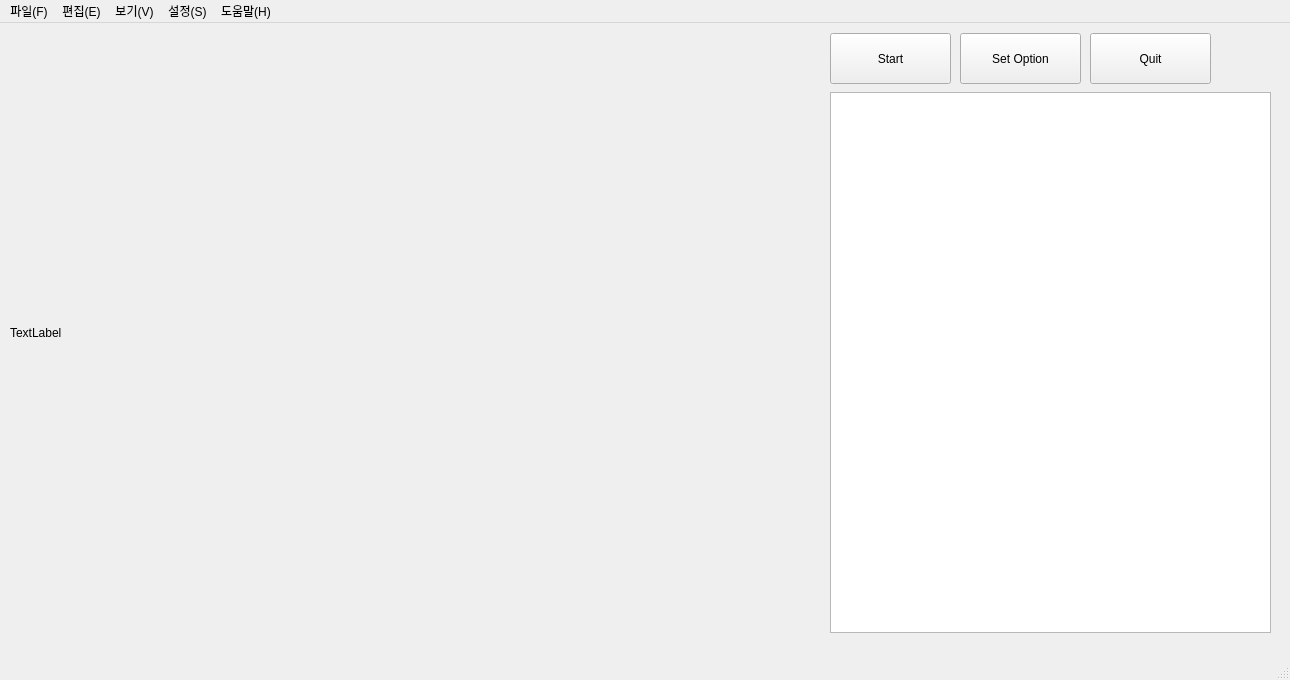
Before: the Qt Designer form main.ui in synml/motion-detector, drawn with Qt 5.
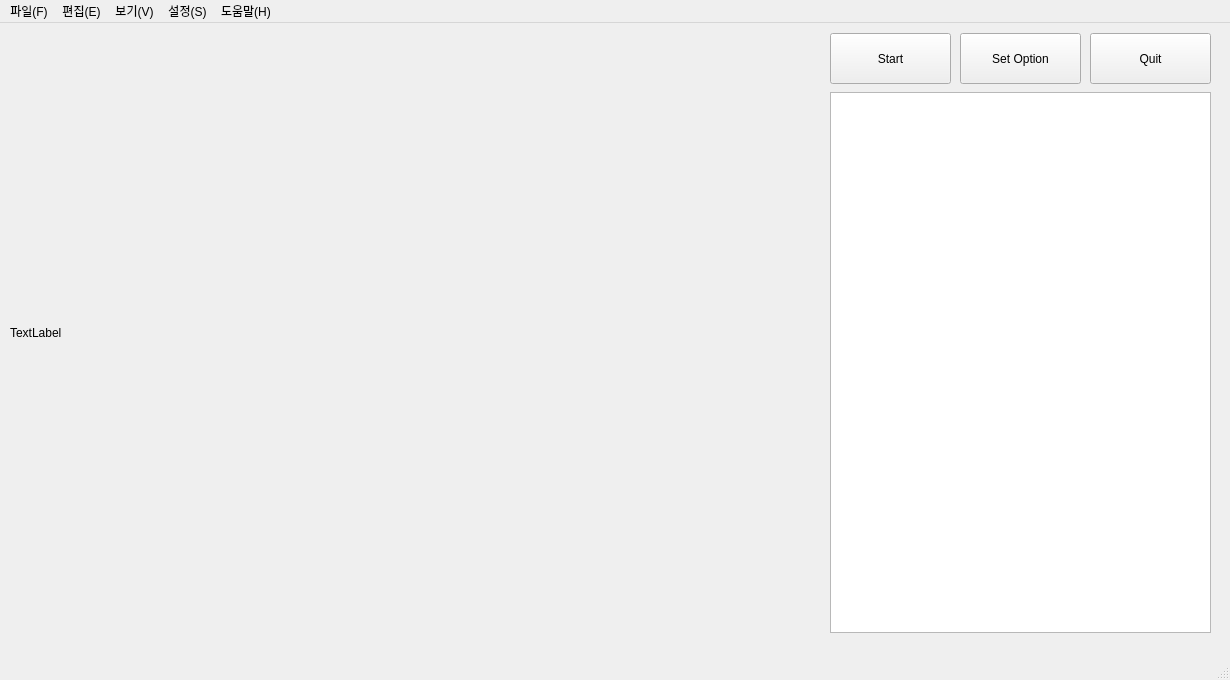
After: the same form once the commit is applied. Icons and pictures are not drawn.

Commit message: ui: main window 크기 변경

The edit to the form file:
```diff
--- a/main.ui
+++ b/main.ui
@@ -6,19 +6,19 @@
    <rect>
     <x>0</x>
     <y>0</y>
-    <width>1290</width>
+    <width>1230</width>
     <height>680</height>
    </rect>
   </property>
   <property name="minimumSize">
    <size>
-    <width>1290</width>
+    <width>1230</width>
     <height>680</height>
    </size>
   </property>
   <property name="maximumSize">
    <size>
-    <width>1290</width>
+    <width>1230</width>
     <height>680</height>
    </size>
   </property>
@@ -62,7 +62,7 @@
      <rect>
       <x>830</x>
       <y>69</y>
-      <width>441</width>
+      <width>381</width>
       <height>541</height>
      </rect>
     </property>
@@ -99,7 +99,7 @@
     <rect>
      <x>0</x>
      <y>0</y>
-     <width>1290</width>
+     <width>1230</width>
      <height>26</height>
     </rect>
    </property>
```
